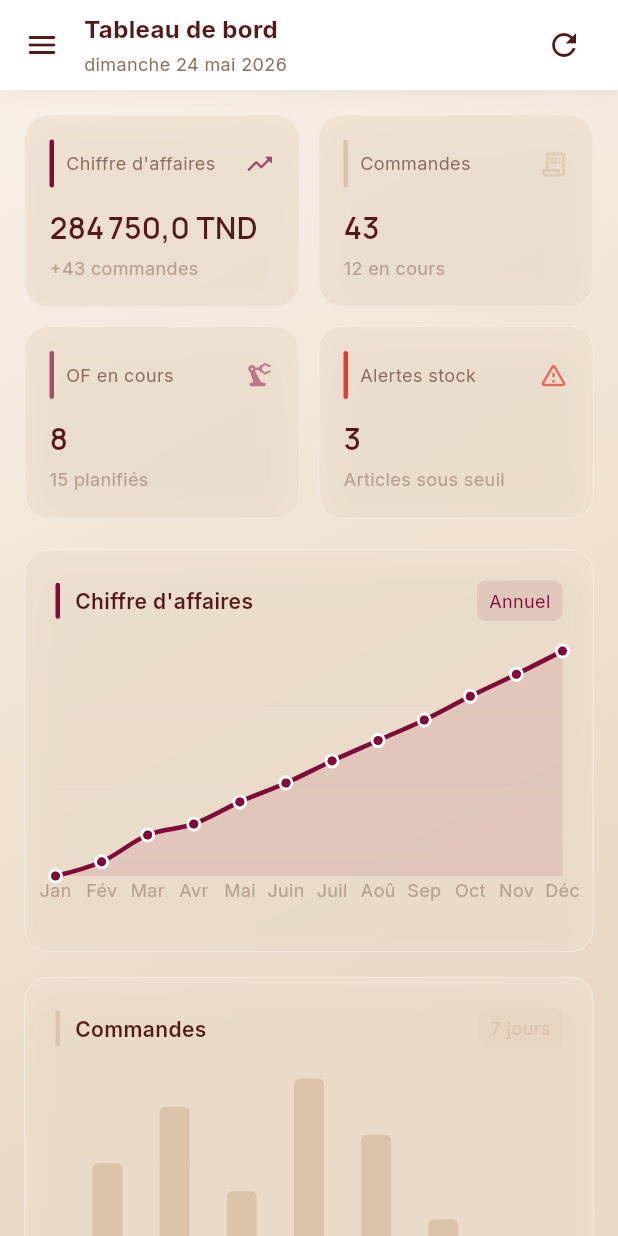
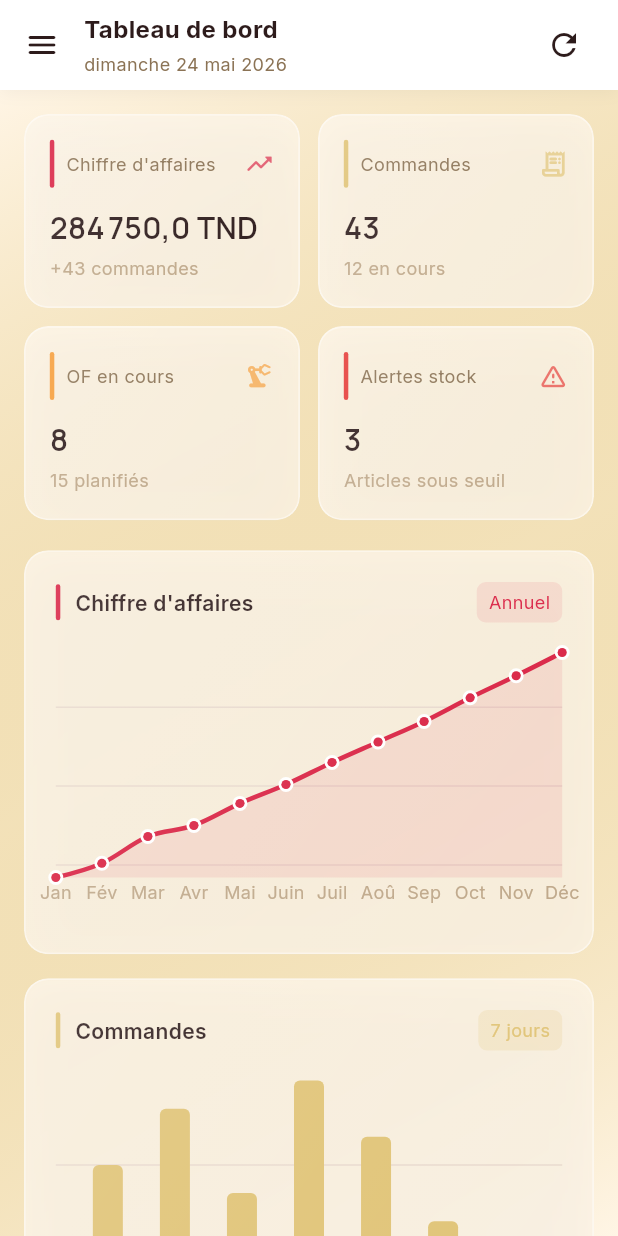
Before and after one commit to ghoulamedz/rayhan, a Flutter app: the screen it shows after launch, on a phone screen of 412 x 824 dp. Run offline on Flutter 3.47's test engine with Material 3 defaults, Android fonts, the phone set to English and light mode, and no system bars; drawn by our look-alikes of fl_chart; our stand-ins replace dio, go_router, shared_preferences; accounts and stored records are empty.

Commit message:
feat: new glossy palette #D92243/#F69D39/#E0C375/#FFF5E5 + glossy glass effects

```diff
--- a/frontend/lib/constants/app_theme.dart
+++ b/frontend/lib/constants/app_theme.dart
@@ -4,22 +4,21 @@ import 'package:rayhan_erp/constants/custom_page_transition.dart';
 
 abstract final class AppTheme {
   // ── Color Palette ──────────────────────────────────────────────
-  // Primary: deep burgundy
-  static const Color kPrimaryBurgundy = Color(0xFF810B38);
-  static const Color kPrimaryBurgundyLight = Color(0xFFA84B6E);
-  static const Color kPrimaryBurgundyDark = Color(0xFF541A1A);
+  // Palette: https://colorhunt.co/palette/d92243f69d39e0c375fff5e5
+  static const Color kPrimaryRed = Color(0xFFD92243);
+  static const Color kPrimaryOrange = Color(0xFFF69D39);
+  static const Color kPrimaryRedDark = Color(0xFFC41E3A);
 
   // Background / surface
-  static const Color kSecondaryCream = Color(0xFFF1E2D1);
-  static const Color kSecondaryTan = Color(0xFFDCC3AA);
-  static const Color kBackgroundWarm = Color(0xFFF8F0E8);
-  static const Color kSurfaceGlass = Color(0xCCF1E2D1);
+  static const Color kBackgroundCream = Color(0xFFFFF5E5);
+  static const Color kSecondaryGold = Color(0xFFE0C375);
+  static const Color kSurfaceGlass = Color(0xBFFFF5E5);
   static const Color kSurfaceWhite = Color(0xFFFFFFFF);
 
   // Text
-  static const Color kTextPrimary = Color(0xFF541A1A);
-  static const Color kTextSecondary = Color(0xFF8B6F5E);
-  static const Color kTextHint = Color(0xFFB8A08E);
+  static const Color kTextPrimary = Color(0xFF2D1B1B);
+  static const Color kTextSecondary = Color(0xFF8B7355);
+  static const Color kTextHint = Color(0xFFBFA88A);
 
   // Input / borders
   static const Color kInputFill = Color(0xFFF5EDE6);
@@ -38,30 +37,35 @@ abstract final class AppTheme {
   static const Color kBlack = Color(0xFF000000);
   static const Color kDividerColor = Color(0xFFE8D9CD);
 
-  // ── Glassmorphism helpers ──────────────────────────────────────
+  // ── Glassmorphism helpers (glossy) ─────────────────────────────
   static BoxDecoration glassCard({
     Color? tint,
-    double blur = 20,
+    double blur = 24,
     double radius = 16,
-    double opacity = 0.75,
+    double opacity = 0.55,
   }) {
     return BoxDecoration(
-      color: (tint ?? kSecondaryCream).withValues(alpha: opacity),
+      color: (tint ?? kBackgroundCream).withValues(alpha: opacity),
       borderRadius: BorderRadius.circular(radius),
       border: Border.all(
-        color: kWhite.withValues(alpha: 0.3),
-        width: 1,
+        color: kWhite.withValues(alpha: 0.45),
+        width: 1.2,
       ),
       boxShadow: [
         BoxShadow(
-          color: kBlack.withValues(alpha: 0.06),
-          blurRadius: 24,
-          offset: const Offset(0, 8),
+          color: kBlack.withValues(alpha: 0.08),
+          blurRadius: 28,
+          offset: const Offset(0, 10),
         ),
         BoxShadow(
-          color: kBlack.withValues(alpha: 0.03),
-          blurRadius: 6,
-          offset: const Offset(0, 2),
+          color: kBlack.withValues(alpha: 0.04),
+          blurRadius: 8,
+          offset: const Offset(0, 3),
+        ),
+        BoxShadow(
+          color: kWhite.withValues(alpha: 0.3),
+          blurRadius: 2,
+          offset: const Offset(0, 1),
         ),
       ],
     );
@@ -70,9 +74,9 @@ abstract final class AppTheme {
   static Widget withGlass({
     required Widget child,
     Color? tint,
-    double blur = 20,
+    double blur = 24,
     double radius = 16,
-    double opacity = 0.75,
+    double opacity = 0.55,
     EdgeInsets? margin,
   }) {
     return ClipRRect(
@@ -87,36 +91,62 @@ abstract final class AppTheme {
             opacity: opacity,
             blur: blur,
           ),
-          child: child,
+          child: Stack(
+            children: [
+              child,
+              Positioned.fill(
+                child: IgnorePointer(
+                  child: Container(
+                    decoration: BoxDecoration(
+                      gradient: LinearGradient(
+                        begin: Alignment.topLeft,
+                        end: Alignment.bottomRight,
+                        colors: [
+                          kWhite.withValues(alpha: 0.15),
+                          kWhite.withValues(alpha: 0.0),
+                        ],
+                      ),
+                    ),
+                  ),
+                ),
+              ),
+            ],
+          ),
         ),
       ),
     );
   }
 
   // ── Deprecated aliases (backwards compat) ──────────────────────
-  @Deprecated('Use kPrimaryBurgundy instead') static const Color kPrimaryTeal = kPrimaryBurgundy;
-  @Deprecated('Use kPrimaryBurgundyLight instead') static const Color kPrimaryTealLight = kPrimaryBurgundyLight;
-  @Deprecated('Use kPrimaryBurgundyDark instead') static const Color kPrimaryTealDark = kPrimaryBurgundyDark;
-  @Deprecated('Use kSecondaryTan instead') static const Color kSecondaryAmber = kSecondaryTan;
+  @Deprecated('Use kPrimaryRed instead') static const Color kPrimaryBurgundy = kPrimaryRed;
+  @Deprecated('Use kPrimaryOrange instead') static const Color kPrimaryBurgundyLight = kPrimaryOrange;
+  @Deprecated('Use kPrimaryRedDark instead') static const Color kPrimaryBurgundyDark = kPrimaryRedDark;
+  @Deprecated('Use kBackgroundCream instead') static const Color kSecondaryCream = kBackgroundCream;
+  @Deprecated('Use kSecondaryGold instead') static const Color kSecondaryTan = kSecondaryGold;
+  @Deprecated('Use kBackgroundCream instead') static const Color kBackgroundWarm = kBackgroundCream;
+  @Deprecated('Use kBackgroundWarm instead') static const Color kBackgroundOffWhite = kBackgroundWarm;
+  @Deprecated('Use kPrimaryRed instead') static const Color kPrimaryTeal = kPrimaryRed;
+  @Deprecated('Use kPrimaryOrange instead') static const Color kPrimaryTealLight = kPrimaryOrange;
+  @Deprecated('Use kPrimaryRedDark instead') static const Color kPrimaryTealDark = kPrimaryRedDark;
+  @Deprecated('Use kSecondaryGold instead') static const Color kSecondaryAmber = kSecondaryGold;
   @Deprecated('Use kWarningAmberLight instead') static const Color kSecondaryAmberLight = kWarningAmberLight;
-  @Deprecated('Use kPrimaryBurgundyLight instead') static const Color kCtaOrange = kPrimaryBurgundyLight;
+  @Deprecated('Use kPrimaryOrange instead') static const Color kCtaOrange = kPrimaryOrange;
   @Deprecated('Use kWarningAmberLight instead') static const Color kCtaOrangeLight = kWarningAmberLight;
-  @Deprecated('Use kBackgroundWarm instead') static const Color kBackgroundOffWhite = kBackgroundWarm;
-  @Deprecated('Use kPrimaryBurgundyLight instead') static const Color blueLightTinted = kPrimaryBurgundyLight;
-  @Deprecated('Use kPrimaryBurgundyLight instead') static const Color blueLightest = kPrimaryBurgundyLight;
+  @Deprecated('Use kPrimaryOrange instead') static const Color blueLightTinted = kPrimaryOrange;
+  @Deprecated('Use kPrimaryOrange instead') static const Color blueLightest = kPrimaryOrange;
   @Deprecated('Use kTextPrimary instead') static const Color blueStrongHighlight = kTextPrimary;
-  @Deprecated('Use kPrimaryBurgundyLight instead') static const Color greenLight = kPrimaryBurgundyLight;
+  @Deprecated('Use kPrimaryOrange instead') static const Color greenLight = kPrimaryOrange;
   @Deprecated('Use kSurfaceWhite instead') static const Color whiteSurface = kSurfaceWhite;
   @Deprecated('Use kSuccessGreenLight instead') static const Color whiteSurface2 = kSuccessGreenLight;
-  @Deprecated('Use kPrimaryBurgundyLight instead') static const Color whiteTintedorGreyAddAlpha02 = kPrimaryBurgundyLight;
-  @Deprecated('Use kPrimaryBurgundyDark instead') static const Color greenStrong = kPrimaryBurgundyDark;
+  @Deprecated('Use kPrimaryOrange instead') static const Color whiteTintedorGreyAddAlpha02 = kPrimaryOrange;
+  @Deprecated('Use kPrimaryRedDark instead') static const Color greenStrong = kPrimaryRedDark;
   @Deprecated('Use kErrorRed instead') static const Color red = kErrorRed;
   @Deprecated('Use kWarningAmber instead') static const Color yellow = kWarningAmber;
   @Deprecated('Use kSuccessGreen instead') static const Color greenBright = kSuccessGreen;
-  @Deprecated('Use kPrimaryBurgundy instead') static const Color greenMatte = kPrimaryBurgundy;
+  @Deprecated('Use kPrimaryRed instead') static const Color greenMatte = kPrimaryRed;
   @Deprecated('Use kTextSecondary instead') static const Color grey = kTextSecondary;
   @Deprecated('Use kTextHint instead') static const Color greyLight = kTextHint;
-  @Deprecated('Use kPrimaryBurgundy instead') static const Color blueLight = kPrimaryBurgundy;
+  @Deprecated('Use kPrimaryRed instead') static const Color blueLight = kPrimaryRed;
 
   // ── Spacing ────────────────────────────────────────────────────
   static const double sp4 = 4.0;
@@ -132,25 +162,25 @@ abstract final class AppTheme {
 
   // ── Gradients ──────────────────────────────────────────────────
   static const kPrimaryGradient = LinearGradient(
-    colors: [kPrimaryBurgundy, kPrimaryBurgundyDark],
+    colors: [kPrimaryRed, kPrimaryRedDark],
     begin: Alignment.topLeft,
     end: Alignment.bottomRight,
   );
 
   static const kAccentGradient = LinearGradient(
-    colors: [kSecondaryTan, kPrimaryBurgundyLight],
+    colors: [kSecondaryGold, kPrimaryOrange],
     begin: Alignment.topLeft,
     end: Alignment.bottomRight,
   );
 
   static const kCtaGradient = LinearGradient(
-    colors: [kPrimaryBurgundyLight, kPrimaryBurgundy],
+    colors: [kPrimaryOrange, kPrimaryRed],
     begin: Alignment.topLeft,
     end: Alignment.bottomRight,
   );
 
   static const kWarmGradient = LinearGradient(
-    colors: [kSecondaryCream, kBackgroundWarm],
+    colors: [kBackgroundCream, kSecondaryGold],
     begin: Alignment.topLeft,
     end: Alignment.bottomRight,
   );
@@ -192,7 +222,7 @@ abstract final class AppTheme {
 
   // ── Decorations ────────────────────────────────────────────────
   static BoxDecoration get cardDecoration => glassCard();
-  static BoxDecoration get cardDecorationMd => glassCard(blur: 24, opacity: 0.8);
+  static BoxDecoration get cardDecorationMd => glassCard(blur: 28, opacity: 0.6);
 
   static BoxDecoration get inputDecoration => BoxDecoration(
         color: kInputFill,
@@ -201,7 +231,7 @@ abstract final class AppTheme {
 
   // ── Button styles ──────────────────────────────────────────────
   static ButtonStyle get primaryButton => ElevatedButton.styleFrom(
-        backgroundColor: kPrimaryBurgundy,
+        backgroundColor: kPrimaryRed,
         foregroundColor: kWhite,
         padding: const EdgeInsets.symmetric(horizontal: 24, vertical: 14),
         shape: RoundedRectangleBorder(borderRadius: BorderRadius.circular(12)),
@@ -210,7 +240,7 @@ abstract final class AppTheme {
       );
 
   static ButtonStyle get accentButton => ElevatedButton.styleFrom(
-        backgroundColor: kSecondaryTan,
+        backgroundColor: kSecondaryGold,
         foregroundColor: kTextPrimary,
         padding: const EdgeInsets.symmetric(horizontal: 24, vertical: 14),
         shape: RoundedRectangleBorder(borderRadius: BorderRadius.circular(12)),
@@ -219,7 +249,7 @@ abstract final class AppTheme {
       );
 
   static ButtonStyle get ctaButton => ElevatedButton.styleFrom(
-        backgroundColor: kPrimaryBurgundyLight,
+        backgroundColor: kPrimaryOrange,
         foregroundColor: kWhite,
         padding: const EdgeInsets.symmetric(horizontal: 24, vertical: 14),
         shape: RoundedRectangleBorder(borderRadius: BorderRadius.circular(12)),
@@ -235,9 +265,9 @@ abstract final class AppTheme {
           begin: Alignment.topLeft,
           end: Alignment.bottomRight,
           colors: [
-            kBackgroundWarm,
-            kSecondaryCream,
-            kSecondaryTan.withValues(alpha: 0.5),
+            kBackgroundCream,
+            kSecondaryGold.withValues(alpha: 0.4),
+            kBackgroundCream,
           ],
         ),
       ),
@@ -388,17 +418,17 @@ abstract final class AppTheme {
       useMaterial3: true,
       fontFamily: 'Inter',
       colorScheme: ColorScheme.light(
-        primary: kPrimaryBurgundy,
-        secondary: kSecondaryTan,
-        tertiary: kPrimaryBurgundyLight,
-        surface: kBackgroundWarm,
+        primary: kPrimaryRed,
+        secondary: kSecondaryGold,
+        tertiary: kPrimaryOrange,
+        surface: kBackgroundCream,
         error: kErrorRed,
         onPrimary: kWhite,
         onSecondary: kTextPrimary,
         onSurface: kTextPrimary,
         onError: kWhite,
       ),
-      scaffoldBackgroundColor: kBackgroundWarm,
+      scaffoldBackgroundColor: kBackgroundCream,
       textTheme: textTheme,
       appBarTheme: AppBarTheme(
         backgroundColor: kSurfaceGlass,
@@ -428,7 +458,7 @@ abstract final class AppTheme {
         ),
         focusedBorder: OutlineInputBorder(
           borderRadius: BorderRadius.circular(12),
-          borderSide: BorderSide(color: kPrimaryBurgundy, width: 1.5),
+          borderSide: BorderSide(color: kPrimaryRed, width: 1.5),
         ),
         errorBorder: OutlineInputBorder(
           borderRadius: BorderRadius.circular(12),
@@ -442,19 +472,19 @@ abstract final class AppTheme {
         style: primaryButton,
       ),
       floatingActionButtonTheme: FloatingActionButtonThemeData(
-        backgroundColor: kPrimaryBurgundy,
+        backgroundColor: kPrimaryRed,
         foregroundColor: kWhite,
         shape: RoundedRectangleBorder(borderRadius: BorderRadius.circular(16)),
       ),
       chipTheme: ChipThemeData(
-        selectedColor: kPrimaryBurgundyLight.withValues(alpha: 0.2),
-        checkmarkColor: kPrimaryBurgundy,
+        selectedColor: kPrimaryOrange.withValues(alpha: 0.2),
+        checkmarkColor: kPrimaryRed,
         labelStyle: TextStyle(fontSize: 12, color: kTextPrimary),
         shape: RoundedRectangleBorder(borderRadius: BorderRadius.circular(8)),
       ),
       dividerTheme: DividerThemeData(color: kBorderLight, thickness: 1),
       drawerTheme: DrawerThemeData(
-        backgroundColor: kSecondaryCream,
+        backgroundColor: kBackgroundCream,
         shape: const RoundedRectangleBorder(),
       ),
       bottomSheetTheme: BottomSheetThemeData(
@@ -481,23 +511,23 @@ abstract final class AppTheme {
       useMaterial3: true,
       fontFamily: 'Inter',
       colorScheme: ColorScheme.dark(
-        primary: kPrimaryBurgundyLight,
-        secondary: kSecondaryTan,
-        tertiary: kPrimaryBurgundy,
+        primary: kPrimaryOrange,
+        secondary: kSecondaryGold,
+        tertiary: kPrimaryRed,
         surface: const Color(0xFF2D1B1B),
         error: kErrorRed,
         onPrimary: kWhite,
         onSecondary: kWhite,
-        onSurface: kSecondaryCream,
+        onSurface: kBackgroundCream,
       ),
       scaffoldBackgroundColor: const Color(0xFF1A0F0F),
       textTheme: textTheme.apply(
-        bodyColor: kSecondaryCream,
-        displayColor: kSecondaryCream,
+        bodyColor: kBackgroundCream,
+        displayColor: kBackgroundCream,
       ),
       appBarTheme: AppBarTheme(
         backgroundColor: const Color(0xFF2D1B1B),
-        foregroundColor: kSecondaryCream,
+        foregroundColor: kBackgroundCream,
         elevation: 0,
       ),
       cardTheme: CardThemeData(
@@ -516,7 +546,7 @@ abstract final class AppTheme {
       ),
       elevatedButtonTheme: ElevatedButtonThemeData(style: primaryButton),
       floatingActionButtonTheme: FloatingActionButtonThemeData(
-        backgroundColor: kPrimaryBurgundyLight,
+        backgroundColor: kPrimaryOrange,
         foregroundColor: kWhite,
       ),
       dividerTheme: DividerThemeData(color: kWhite.withValues(alpha: 0.12), thickness: 1),
```
